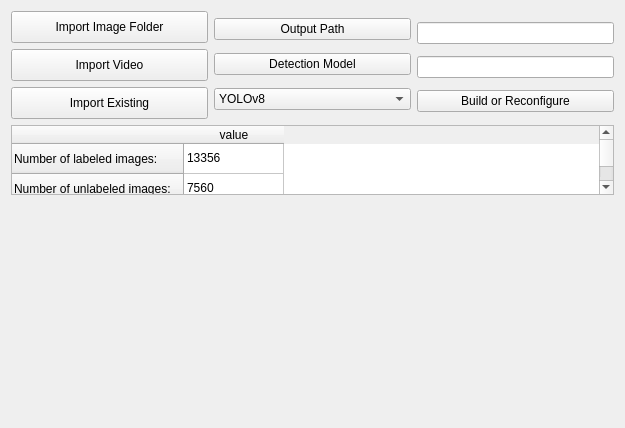
jeremiahgivens/OpenImageAnnotater, file UIDesignerFiles/settingsWidget.ui: the form before one commit.
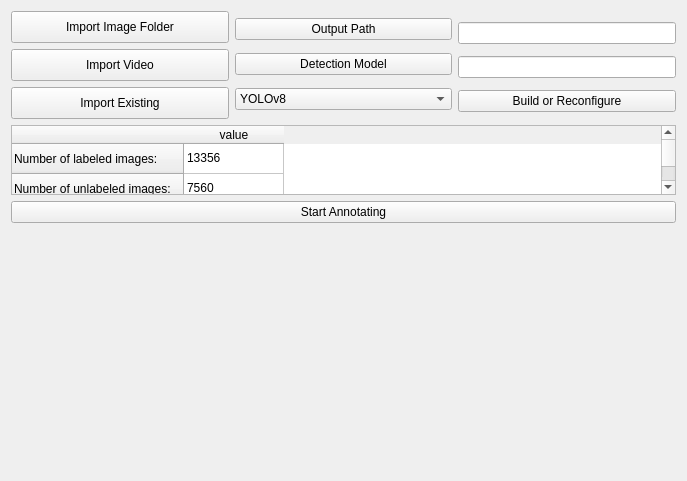
The form after the commit.

Commit message: Added menu bar for main window. Moved some methods to settings class.

Diff of the .ui file:
```diff
--- a/UIDesignerFiles/settingsWidget.ui
+++ b/UIDesignerFiles/settingsWidget.ui
@@ -6,14 +6,14 @@
    <rect>
     <x>0</x>
     <y>0</y>
-    <width>625</width>
-    <height>428</height>
+    <width>687</width>
+    <height>481</height>
    </rect>
   </property>
   <property name="windowTitle">
    <string>Form</string>
   </property>
-  <layout class="QVBoxLayout" name="verticalLayout_3" stretch="1,1,20">
+  <layout class="QVBoxLayout" name="verticalLayout_3" stretch="1,1,0,20">
    <item>
     <layout class="QHBoxLayout" name="horizontalLayout">
      <item>
@@ -216,6 +216,13 @@
      </item>
     </widget>
    </item>
+   <item>
+    <widget class="QPushButton" name="pushButton_2">
+     <property name="text">
+      <string>Start Annotating</string>
+     </property>
+    </widget>
+   </item>
    <item>
     <spacer name="verticalSpacer">
      <property name="orientation">
```
Left out of the diff: 4 changed lines with no effect on the pictures. The commit also changes 7 other files.
